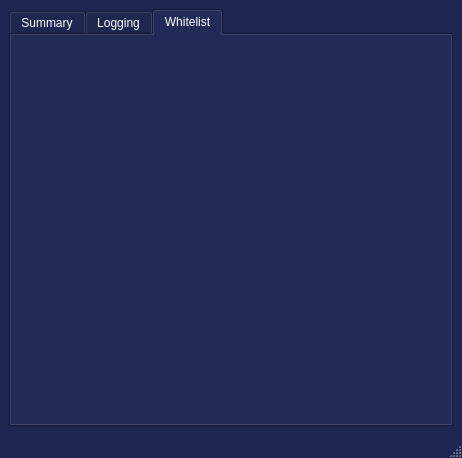
Qt form GUI/mainwindow.ui (colecathcart/609Capstone) before a commit.
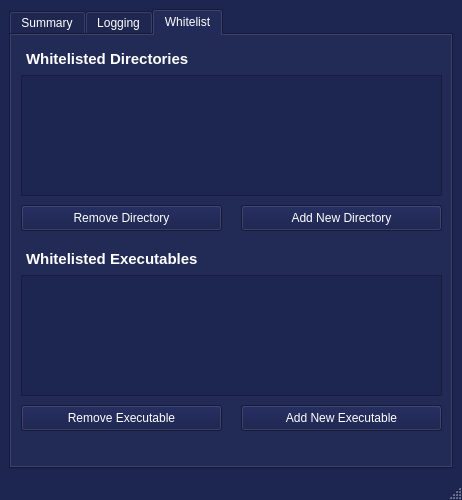
The same form after that commit. The open tabs and pages were chosen to show the change.

The edit to the form file:
```diff
--- a/GUI/mainwindow.ui
+++ b/GUI/mainwindow.ui
@@ -7,11 +7,11 @@
     <x>0</x>
     <y>0</y>
     <width>462</width>
-    <height>458</height>
+    <height>500</height>
    </rect>
   </property>
   <property name="sizePolicy">
-   <sizepolicy hsizetype="Maximum" vsizetype="Maximum">
+   <sizepolicy hsizetype="Preferred" vsizetype="Preferred">
     <horstretch>0</horstretch>
     <verstretch>0</verstretch>
    </sizepolicy>
@@ -19,7 +19,7 @@
   <property name="maximumSize">
    <size>
     <width>462</width>
-    <height>460</height>
+    <height>500</height>
    </size>
   </property>
   <property name="palette">
@@ -840,6 +840,124 @@
          <attribute name="title">
           <string>Whitelist</string>
          </attribute>
+         <widget class="QTextBrowser" name="whitelistDirectoryTitle">
+          <property name="geometry">
+           <rect>
+            <x>10</x>
+            <y>10</y>
+            <width>421</width>
+            <height>31</height>
+           </rect>
+          </property>
+          <property name="styleSheet">
+           <string notr="true">background:transparent</string>
+          </property>
+          <property name="html">
+           <string>&lt;!DOCTYPE HTML PUBLIC &quot;-//W3C//DTD HTML 4.0//EN&quot; &quot;http://www.w3.org/TR/REC-html40/strict.dtd&quot;&gt;
+&lt;html&gt;&lt;head&gt;&lt;meta name=&quot;qrichtext&quot; content=&quot;1&quot; /&gt;&lt;meta charset=&quot;utf-8&quot; /&gt;&lt;style type=&quot;text/css&quot;&gt;
+p, li { white-space: pre-wrap; }
+hr { height: 1px; border-width: 0; }
+li.unchecked::marker { content: &quot;\2610&quot;; }
+li.checked::marker { content: &quot;\2612&quot;; }
+&lt;/style&gt;&lt;/head&gt;&lt;body style=&quot; font-family:'Ubuntu Sans'; font-size:11pt; font-weight:400; font-style:normal;&quot;&gt;
+&lt;p style=&quot; margin-top:0px; margin-bottom:0px; margin-left:0px; margin-right:0px; -qt-block-indent:0; text-indent:0px;&quot;&gt;&lt;span style=&quot; font-weight:700; color:#ffffff;&quot;&gt;Whitelisted Directories&lt;/span&gt;&lt;/p&gt;&lt;/body&gt;&lt;/html&gt;</string>
+          </property>
+         </widget>
+         <widget class="QPushButton" name="removeDirectoryButton">
+          <property name="geometry">
+           <rect>
+            <x>10</x>
+            <y>170</y>
+            <width>201</width>
+            <height>26</height>
+           </rect>
+          </property>
+          <property name="text">
+           <string>Remove Directory</string>
+          </property>
+         </widget>
+         <widget class="QPushButton" name="newDirectoryButton">
+          <property name="geometry">
+           <rect>
+            <x>230</x>
+            <y>170</y>
+            <width>201</width>
+            <height>26</height>
+           </rect>
+          </property>
+          <property name="text">
+           <string>Add New Directory</string>
+          </property>
+         </widget>
+         <widget class="QListView" name="whitelistDirectoryList">
+          <property name="geometry">
+           <rect>
+            <x>10</x>
+            <y>40</y>
+            <width>421</width>
+            <height>121</height>
+           </rect>
+          </property>
+         </widget>
+         <widget class="QTextBrowser" name="whitelistExecutableTitle">
+          <property name="geometry">
+           <rect>
+            <x>10</x>
+            <y>210</y>
+            <width>421</width>
+            <height>31</height>
+           </rect>
+          </property>
+          <property name="styleSheet">
+           <string notr="true">background:transparent</string>
+          </property>
+          <property name="html">
+           <string>&lt;!DOCTYPE HTML PUBLIC &quot;-//W3C//DTD HTML 4.0//EN&quot; &quot;http://www.w3.org/TR/REC-html40/strict.dtd&quot;&gt;
+&lt;html&gt;&lt;head&gt;&lt;meta name=&quot;qrichtext&quot; content=&quot;1&quot; /&gt;&lt;meta charset=&quot;utf-8&quot; /&gt;&lt;style type=&quot;text/css&quot;&gt;
+p, li { white-space: pre-wrap; }
+hr { height: 1px; border-width: 0; }
+li.unchecked::marker { content: &quot;\2610&quot;; }
+li.checked::marker { content: &quot;\2612&quot;; }
+&lt;/style&gt;&lt;/head&gt;&lt;body style=&quot; font-family:'Ubuntu Sans'; font-size:11pt; font-weight:400; font-style:normal;&quot;&gt;
+&lt;p style=&quot; margin-top:0px; margin-bottom:0px; margin-left:0px; margin-right:0px; -qt-block-indent:0; text-indent:0px;&quot;&gt;&lt;span style=&quot; font-weight:700; color:#ffffff;&quot;&gt;Whitelisted Executables&lt;/span&gt;&lt;/p&gt;&lt;/body&gt;&lt;/html&gt;</string>
+          </property>
+         </widget>
+         <widget class="QListView" name="whitelistExeList">
+          <property name="geometry">
+           <rect>
+            <x>10</x>
+            <y>240</y>
+            <width>421</width>
+            <height>121</height>
+           </rect>
+          </property>
+         </widget>
+         <widget class="QPushButton" name="removeExeButton">
+          <property name="geometry">
+           <rect>
+            <x>10</x>
+            <y>370</y>
+            <width>201</width>
+            <height>26</height>
+           </rect>
+          </property>
+          <property name="text">
+           <string>Remove Executable</string>
+          </property>
+         </widget>
+         <widget class="QPushButton" name="newExeButton">
+          <property name="geometry">
+           <rect>
+            <x>230</x>
+            <y>370</y>
+            <width>201</width>
+            <height>26</height>
+           </rect>
+          </property>
+          <property name="text">
+           <string>Add New Executable</string>
+          </property>
+         </widget>
         </widget>
        </widget>
       </item>
```
Left out of the diff: 46 changed lines with no effect on the pictures.
